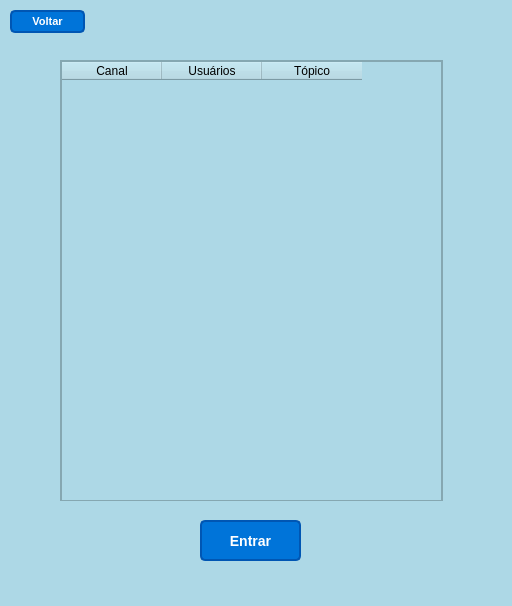
This is src/interfaces/ModeloListaChats.ui in fornari03/ChatWF as Qt 5 draws it before an edit. The edited form follows.
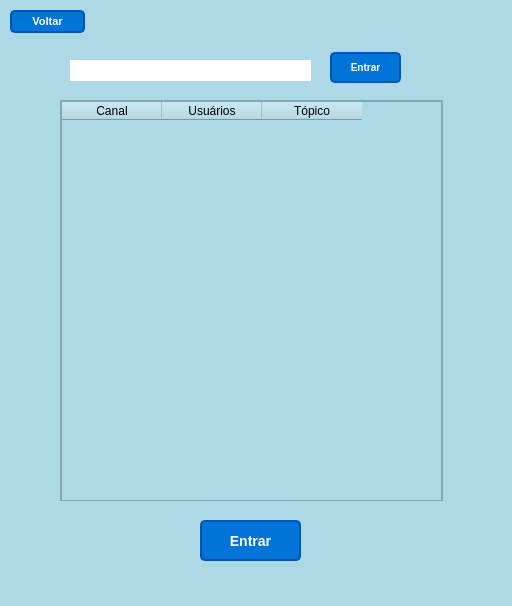
This is the edited form.

Commit message: Update telas #2 e add Pilha

Patch:
```diff
--- a/src/interfaces/ModeloListaChats.ui
+++ b/src/interfaces/ModeloListaChats.ui
@@ -16,6 +16,9 @@
   <property name="styleSheet">
    <string notr="true">background-color: #add8e6;</string>
   </property>
+  <property name="tabShape">
+   <enum>QTabWidget::Triangular</enum>
+  </property>
   <widget class="QWidget" name="centralwidget">
    <widget class="QPushButton" name="pushButtonVoltar">
     <property name="geometry">
@@ -65,9 +68,9 @@
     <property name="geometry">
      <rect>
       <x>60</x>
-      <y>60</y>
+      <y>100</y>
       <width>383</width>
-      <height>441</height>
+      <height>401</height>
      </rect>
     </property>
     <property name="widgetResizable">
@@ -79,7 +82,7 @@
        <x>0</x>
        <y>0</y>
        <width>381</width>
-       <height>439</height>
+       <height>399</height>
       </rect>
      </property>
      <widget class="QTableWidget" name="tableWidgetCanais">
@@ -91,6 +94,15 @@
         <height>441</height>
        </rect>
       </property>
+      <property name="styleSheet">
+       <string notr="true"/>
+      </property>
+      <property name="frameShape">
+       <enum>QFrame::StyledPanel</enum>
+      </property>
+      <property name="frameShadow">
+       <enum>QFrame::Raised</enum>
+      </property>
       <column>
        <property name="text">
         <string>Canal</string>
@@ -124,6 +136,43 @@
      </widget>
     </widget>
    </widget>
+   <widget class="QLineEdit" name="lineEditPesquisar">
+    <property name="geometry">
+     <rect>
+      <x>70</x>
+      <y>60</y>
+      <width>241</width>
+      <height>21</height>
+     </rect>
+    </property>
+    <property name="styleSheet">
+     <string notr="true">background-color: #ffffff;
+border: 1px soolid #ccc;
+padding: 5px;</string>
+    </property>
+   </widget>
+   <widget class="QPushButton" name="pushButtonEntrarPesquisa">
+    <property name="geometry">
+     <rect>
+      <x>330</x>
+      <y>52</y>
+      <width>71</width>
+      <height>31</height>
+     </rect>
+    </property>
+    <property name="styleSheet">
+     <string notr="true">    background-color: #0074D9;
+    color: #FFFFFF; 
+    border: 2px solid #0056b3; 
+    border-radius: 5px; 
+    padding: 5px 15px;
+    font-size: 10px;
+    font-weight: bold;</string>
+    </property>
+    <property name="text">
+     <string>Entrar</string>
+    </property>
+   </widget>
   </widget>
   <widget class="QMenuBar" name="menubar">
    <property name="geometry">
```
The commit also changes 5 other files.
